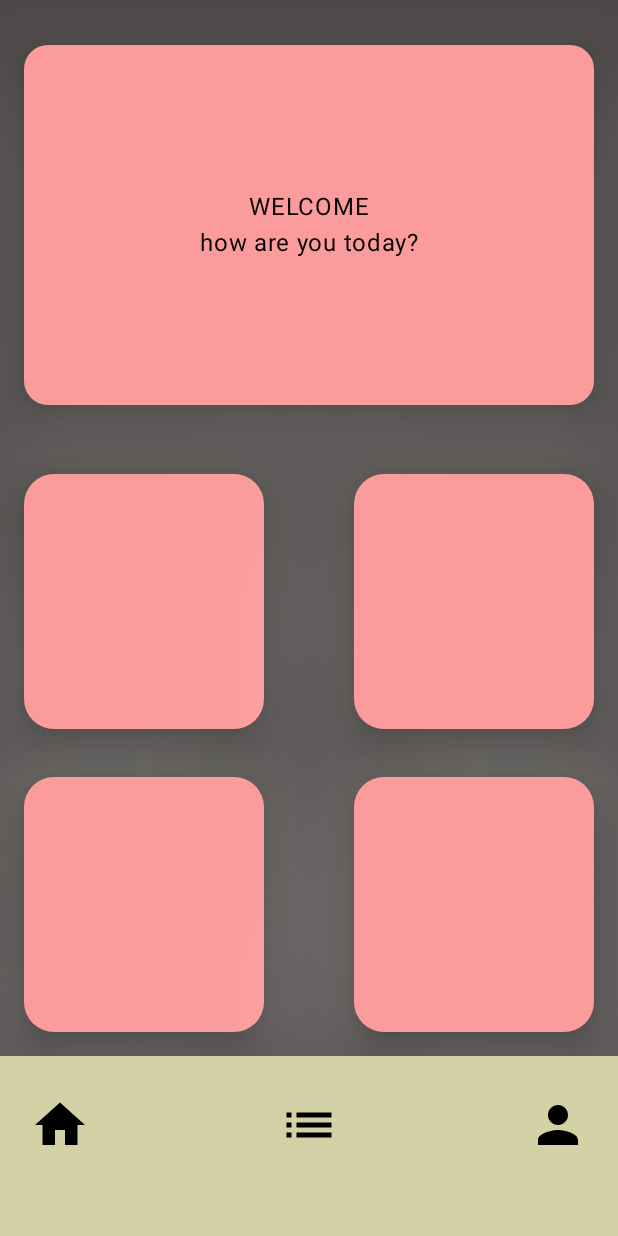
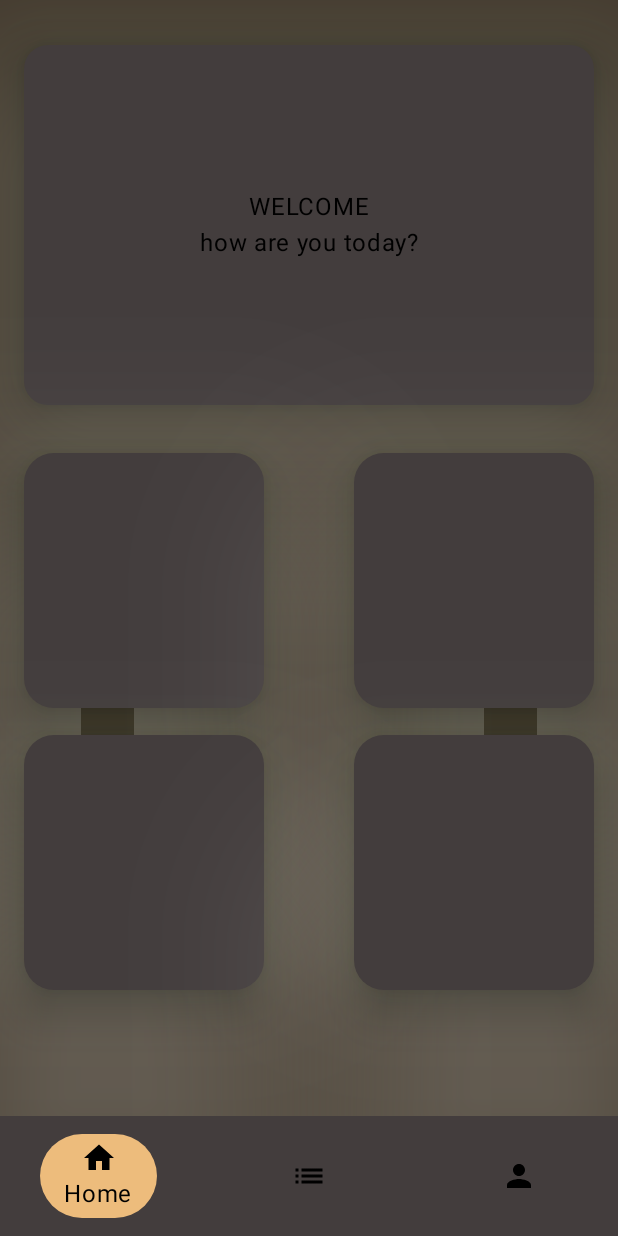
Before and after one commit to ak1nttr/Assets, an Android app built with Jetpack Compose: the HomeScreen screen opened through its navigation route, on a phone screen of 412 x 824 dp. Run offline under Robolectric (Android 15) with nearby library versions, the phone set to English and light mode, and no system bars.

Commit message:
little changes

```diff
--- a/app/src/main/AndroidManifest.xml
+++ b/app/src/main/AndroidManifest.xml
@@ -6,7 +6,7 @@
 
 
     <application
-        android:name=".screens.LoginFlowApp"
+        android:name=".data.LoginFlowApp"
         android:allowBackup="true"
         android:dataExtractionRules="@xml/data_extraction_rules"
         android:fullBackupContent="@xml/backup_rules"
--- a/app/src/main/java/com/cse234/assets/MainActivity.kt
+++ b/app/src/main/java/com/cse234/assets/MainActivity.kt
@@ -25,7 +25,7 @@ class MainActivity : ComponentActivity() {
 
                 NavHost(
                     navController = navController,
-                    startDestination = "LoginScreen"
+                    startDestination = "UserProfileScreen"
                 ){
                     composable("LoginScreen"){
                         LoginScreen(navController = navController)
--- /dev/null
+++ b/app/src/main/java/com/cse234/assets/data/BottomNavItem.kt
@@ -0,0 +1,9 @@
+package com.cse234.assets.data
+
+import androidx.compose.ui.graphics.vector.ImageVector
+
+data class BottomNavItem(
+    val name : String,
+    val route : String,
+    val icon : ImageVector
+)
--- a/app/src/main/java/com/cse234/assets/screens/LoginFlowApp.kt
+++ b/app/src/main/java/com/cse234/assets/data/LoginFlowApp.kt
@@ -1,4 +1,4 @@
-package com.cse234.assets.screens
+package com.cse234.assets.data
 
 import android.app.Application
 import com.google.firebase.FirebaseApp
--- a/app/src/main/java/com/cse234/assets/screens/HomeScreen.kt
+++ b/app/src/main/java/com/cse234/assets/screens/HomeScreen.kt
@@ -18,76 +18,49 @@ import androidx.compose.material.icons.filled.Home
 import androidx.compose.material.icons.filled.List
 import androidx.compose.material.icons.filled.Person
 import androidx.compose.material.icons.filled.Settings
+import androidx.compose.material3.BottomAppBar
 import androidx.compose.material3.Card
 import androidx.compose.material3.CardDefaults
 import androidx.compose.material3.Icon
 import androidx.compose.material3.IconButton
+import androidx.compose.material3.NavigationBar
+import androidx.compose.material3.NavigationBarDefaults
+import androidx.compose.material3.NavigationBarItem
+import androidx.compose.material3.NavigationBarItemDefaults
+import androidx.compose.material3.Scaffold
 import androidx.compose.material3.Text
 import androidx.compose.runtime.Composable
 import androidx.compose.ui.Alignment
 import androidx.compose.ui.Modifier
 import androidx.compose.ui.draw.shadow
 import androidx.compose.ui.graphics.Color
+import androidx.compose.ui.graphics.toArgb
 import androidx.compose.ui.res.colorResource
 import androidx.compose.ui.tooling.preview.Preview
 import androidx.compose.ui.unit.dp
 import androidx.navigation.NavHostController
+import androidx.navigation.compose.currentBackStackEntryAsState
 import com.cse234.assets.R
+import com.cse234.assets.data.BottomNavItem
 
 
 @Composable
 fun HomeScreen(navController: NavHostController) {
-    Column (
-        modifier = Modifier
-            .background(color = colorResource(id = R.color.login_bg)),
-    ){
-        HomeScreenTopCard()
-        HomeScreenBottomTabBar(navController)
 
-    }
-}
+    Scaffold(
+        bottomBar = {
+            BottomNavigationBar(navController = navController, onItemClick = { navController.navigate(it.route)})
+        }
+    ) {innerPadding -> // innerPadding is the padding that is applied by the Scaffold
+        Column (
+            modifier = Modifier
+                .fillMaxSize()
+                .padding(innerPadding)
+                .background(colorResource(id = R.color.home_screen_bg))
+        ){
+            HomeScreenTopCard()
+        }
 
-@Composable
-private fun HomeScreenBottomTabBar(navController: NavHostController){
-
-    Box (
-        modifier = Modifier
-            .fillMaxSize()
-            .fillMaxWidth(),
-        contentAlignment = Alignment.BottomCenter
-    ){
-        Row (
-            verticalAlignment = Alignment.Bottom,
-            horizontalArrangement = Arrangement.SpaceBetween,
-            modifier = Modifier
-                .fillMaxWidth()
-                .fillMaxHeight()
-                .background(colorResource(id = R.color.bottom_tab_bar))
-
-
-
-        ){
-            IconButton( // HOME PAGE BUTTON
-                modifier = Modifier.padding(start = 16.dp, bottom = 50.dp),
-                onClick = { /*TODO*/ }
-            ) {
-                Icon(Icons.Filled.Home, contentDescription = "Home page", modifier = Modifier.size(40.dp))
-            }
-
-            IconButton( // ACTIVITIES PAGE BUTTON
-                modifier = Modifier.padding(bottom = 50.dp),
-                onClick = { /*TODO*/ }
-            ) {
-                Icon(Icons.Filled.List , contentDescription = "Activities page", modifier = Modifier.size(40.dp))
-            }
-
-            IconButton( // USER PROFILE PAGE BUTTON
-                modifier = Modifier.padding(end = 16.dp, bottom = 50.dp),
-                onClick = { navController.navigate("UserProfileScreen") }
-            ) {
-                Icon(Icons.Filled.Person, contentDescription = "User page", modifier = Modifier.size(40.dp))
-            }
-        }
     }
 }
 
@@ -108,7 +81,7 @@ private fun HomeScreenTopCard(){
         ,
         shape = RoundedCornerShape(16.dp),
         colors = CardDefaults.cardColors(
-            containerColor = colorResource(id = R.color.fade_red),
+            containerColor = colorResource(id = R.color.login_bg),
             contentColor = Color.Black
         ),
         elevation = CardDefaults.cardElevation(16.dp),
@@ -132,7 +105,7 @@ private fun HomeScreenTopCard(){
     ){
         Card (
             modifier = Modifier
-                .padding(horizontal = 16.dp, vertical = 16.dp)
+                .padding(horizontal = 16.dp, vertical = 2.dp)
                 .size(160.dp, 170.dp)
                 .shadow(
                     elevation = 90.dp,
@@ -144,7 +117,7 @@ private fun HomeScreenTopCard(){
             ,
             shape = RoundedCornerShape(20.dp),
             colors = CardDefaults.cardColors(
-                containerColor = colorResource(id = R.color.fade_red),
+                containerColor = colorResource(id = R.color.login_bg),
                 contentColor = Color.Black
             ),
             elevation = CardDefaults.cardElevation(16.dp)
@@ -153,7 +126,7 @@ private fun HomeScreenTopCard(){
         }
         Card (
             modifier = Modifier
-                .padding(horizontal = 16.dp, vertical = 16.dp)
+                .padding(horizontal = 16.dp, vertical = 2.dp)
                 .size(160.dp, 170.dp)
                 .shadow(
                     elevation = 90.dp,
@@ -165,7 +138,7 @@ private fun HomeScreenTopCard(){
             ,
             shape = RoundedCornerShape(20.dp),
             colors = CardDefaults.cardColors(
-                containerColor = colorResource(id = R.color.fade_red),
+                containerColor = colorResource(id = R.color.login_bg),
                 contentColor = Color.Black
             ),
             elevation = CardDefaults.cardElevation(16.dp)
@@ -191,7 +164,7 @@ private fun HomeScreenTopCard(){
                 ),
             shape = RoundedCornerShape(20.dp),
             colors = CardDefaults.cardColors(
-                containerColor = colorResource(id = R.color.fade_red),
+                containerColor = colorResource(id = R.color.login_bg),
                 contentColor = Color.Black
             ),
             elevation = CardDefaults.cardElevation(16.dp)
@@ -211,7 +184,7 @@ private fun HomeScreenTopCard(){
                 ),
             shape = RoundedCornerShape(20.dp),
             colors = CardDefaults.cardColors(
-                containerColor = colorResource(id = R.color.fade_red),
+                containerColor = colorResource(id = R.color.login_bg),
                 contentColor = Color.Black
             ),
             elevation = CardDefaults.cardElevation(16.dp)
@@ -221,3 +194,45 @@ private fun HomeScreenTopCard(){
     }
 
 }
+
+@Composable
+fun BottomNavigationBar(
+    navController: NavHostController,
+    modifier: Modifier = Modifier,
+    onItemClick: (BottomNavItem) -> Unit
+) {
+
+    val backStackEntry = navController.currentBackStackEntryAsState()
+    val items : List<BottomNavItem> = listOf(
+        BottomNavItem("Home", "HomeScreen", Icons.Filled.Home),
+        BottomNavItem("Activities", "ActivitiesScreen", Icons.Filled.List),
+        BottomNavItem("User", "UserProfileScreen", Icons.Filled.Person)
+    )
+    NavigationBar (
+        modifier = modifier,
+        containerColor = colorResource(R.color.login_bg),
+        tonalElevation = 10.dp
+    ){
+        items.forEach {
+            val selected = backStackEntry.value?.destination?.route == it.route
+            NavigationBarItem(
+                selected = selected,
+                onClick = { onItemClick(it) },
+                icon = {
+                    Column(horizontalAlignment = Alignment.CenterHorizontally, verticalArrangement = Arrangement.Center){
+                        Icon(imageVector = it.icon, contentDescription = it.name)
+                        if (selected){
+                            Text(text = it.name)
+                        }
+                    }
+                       },
+                colors = NavigationBarItemDefaults.colors(
+                    selectedIconColor = colorResource(R.color.black),
+                    unselectedIconColor = colorResource(R.color.black),
+                    indicatorColor = colorResource(R.color.user_page_bg),
+                )
+            )
+        }
+
+    }
+}
--- a/app/src/main/java/com/cse234/assets/screens/LoginScreen.kt
+++ b/app/src/main/java/com/cse234/assets/screens/LoginScreen.kt
@@ -2,7 +2,7 @@ package com.cse234.assets.screens
 
 
 
-import android.widget.Toast
+
 import androidx.compose.foundation.Image
 import androidx.compose.foundation.background
 import androidx.compose.foundation.layout.Arrangement
--- a/app/src/main/java/com/cse234/assets/screens/UserProfileScreen.kt
+++ b/app/src/main/java/com/cse234/assets/screens/UserProfileScreen.kt
@@ -3,11 +3,13 @@ package com.cse234.assets.screens
 import androidx.compose.foundation.Image
 import androidx.compose.foundation.background
 import androidx.compose.foundation.layout.Arrangement
+import androidx.compose.foundation.layout.Box
 import androidx.compose.foundation.layout.Column
 import androidx.compose.foundation.layout.Row
 import androidx.compose.foundation.layout.Spacer
 import androidx.compose.foundation.layout.fillMaxSize
 import androidx.compose.foundation.layout.fillMaxWidth
+import androidx.compose.foundation.layout.height
 import androidx.compose.foundation.layout.padding
 import androidx.compose.foundation.layout.size
 import androidx.compose.foundation.layout.width
@@ -24,6 +26,7 @@ import androidx.compose.material3.ButtonDefaults
 import androidx.compose.material3.Card
 import androidx.compose.material3.CardDefaults
 import androidx.compose.material3.Icon
+import androidx.compose.material3.Scaffold
 import androidx.compose.material3.Text
 import androidx.compose.material3.TextButton
 import androidx.compose.runtime.Composable
@@ -39,29 +42,43 @@ import com.cse234.assets.R
 
 @Composable
 fun UserProfileScreen(navController : NavHostController) {
+
+
+    Scaffold(
+        bottomBar = {
+            BottomNavigationBar(navController = navController, onItemClick = { navController.navigate(it.route)})
+        }
+    ) {innerPadding -> // innerPadding is the padding that is applied by the Scaffold
         Column (
             modifier = Modifier
                 .fillMaxSize()
+                .padding(innerPadding)
+                .background(colorResource(id = R.color.user_page_bg))
+        ){
+            Column(
+                modifier = Modifier
+                    .fillMaxSize()
                     .background(color = colorResource(R.color.user_page_bg))
-            .padding(horizontal = 24.dp, vertical = 36.dp)
-    ){
-        Card (//TOP BAR MESSAGE, LOGOUT BUTTON
+                //.padding(horizontal = 24.dp, vertical = 36.dp)
+            ) {
+                Card(//TOP BAR MESSAGE, LOGOUT BUTTON
                     modifier = Modifier
                         .fillMaxWidth()
-                .padding(vertical = 16.dp, horizontal = 0.dp)
+                        .padding(vertical = 36.dp, horizontal = 24.dp)
                         .background(color = colorResource(R.color.user_page_bg)),
                     colors = CardDefaults.cardColors(
                         containerColor = colorResource(R.color.fade_black),
                         contentColor = colorResource(R.color.white)
                     )
-        ){
-            Row (
+                ) {
+                    Row(
                         verticalAlignment = Alignment.CenterVertically,
                         horizontalArrangement = Arrangement.SpaceBetween
-            ){
-                Text(text ="Me" ,
-                    modifier = Modifier.padding(horizontal = 16.dp, vertical = 8.dp) ,
-                    fontSize = 44.sp , fontFamily = FontFamily.Serif
+                    ) {
+                        Text(
+                            text = "Me",
+                            modifier = Modifier.padding(horizontal = 16.dp, vertical = 8.dp),
+                            fontSize = 44.sp, fontFamily = FontFamily.Serif
                         )
                         Spacer(modifier = Modifier.width(88.dp))
                         Button(
@@ -74,38 +91,39 @@ fun UserProfileScreen(navController : NavHostController) {
                         ) {
                             Text(text = "LOGOUT")
                             Spacer(modifier = Modifier.width(8.dp))
-                    Icon(Icons.Sharp.ExitToApp, contentDescription ="logout" )
+                            Icon(Icons.Sharp.ExitToApp, contentDescription = "logout")
                         }
                     }
 
 
                 }
 
-        Row (//USER ICON , USER NAME
+                Row(//USER ICON , USER NAME
                     modifier = Modifier
                         .fillMaxWidth()
                         .size(100.dp)
-                .padding(vertical = 10.dp),
+                        .padding(horizontal = 16.dp),
                     verticalAlignment = Alignment.CenterVertically
-        ){
+                ) {
                     Image(
                         Icons.Sharp.AccountCircle,
-                contentDescription ="user_logo",
+                        contentDescription = "user_logo",
                         modifier = Modifier.size(100.dp)
                     )
-            Text(text = "User Name" , fontSize = 24.sp , fontFamily = FontFamily.Serif)
+                    Text(text = "User Name", fontSize = 32.sp, fontFamily = FontFamily.Serif)
                 }
 
 
 
-        Row (
+                Row(
                     modifier = Modifier
                         .fillMaxWidth()
-                .padding(vertical = 16.dp),
+                        .padding(vertical = 16.dp , horizontal = 24.dp),
                     verticalAlignment = Alignment.CenterVertically
-        ){//personal information
-            Image(Icons.TwoTone.Face,
-                contentDescription ="personal info",
+                ) {//personal information
+                    Image(
+                        Icons.TwoTone.Face,
+                        contentDescription = "personal info",
                         modifier = Modifier.size(30.dp)
                     )
                     Spacer(modifier = Modifier.width(16.dp))
@@ -116,10 +134,14 @@ fun UserProfileScreen(navController : NavHostController) {
                 Row(
                     modifier = Modifier
                         .fillMaxWidth()
-                .padding(vertical = 16.dp),
+                        .padding(vertical = 16.dp , horizontal = 24.dp),
                     verticalAlignment = Alignment.CenterVertically
                 ) {//notifications
-            Image(Icons.TwoTone.Notifications, contentDescription ="notifications" , modifier = Modifier.size(30.dp))
+                    Image(
+                        Icons.TwoTone.Notifications,
+                        contentDescription = "notifications",
+                        modifier = Modifier.size(30.dp)
+                    )
                     Spacer(modifier = Modifier.width(16.dp))
                     Text(text = "Notifications")
                     Icon(Icons.Filled.KeyboardArrowRight, contentDescription = "")
@@ -128,13 +150,23 @@ fun UserProfileScreen(navController : NavHostController) {
                 Row(
                     modifier = Modifier
                         .fillMaxWidth()
-                .padding(vertical = 16.dp),
+                        .padding(vertical = 16.dp , horizontal = 24.dp),
                     verticalAlignment = Alignment.CenterVertically
                 ) {//about
-            Image(Icons.Rounded.Info, contentDescription ="about" , modifier = Modifier.size(30.dp))
-            Spacer(modifier =Modifier.width(16.dp))
+                    Image(
+                        Icons.Rounded.Info,
+                        contentDescription = "about",
+                        modifier = Modifier.size(30.dp)
+                    )
+                    Spacer(modifier = Modifier.width(16.dp))
                     Text(text = "About")
                     Icon(Icons.Filled.KeyboardArrowRight, contentDescription = "")
                 }
+
             }
         }
+
+    }
+
+
+}
--- a/app/src/main/res/values/colors.xml
+++ b/app/src/main/res/values/colors.xml
@@ -14,4 +14,7 @@
     <color name="bottom_tab_bar">#D5D1A6</color>
     <color name="user_page_bg">#EDBC7C</color>
     <color name="fade_black">#F24A4337</color>
+    <color name="home_screen_bg">#F232291B</color>
+    <color name="trans">#00000000</color>
+
 </resources>
```
Also changed, not shown: app/src/main/java/com/cse234/assets/screens/LoginViewModel.kt (+1 -6 lines). Lines whose indentation alone changed are shown as unchanged.
